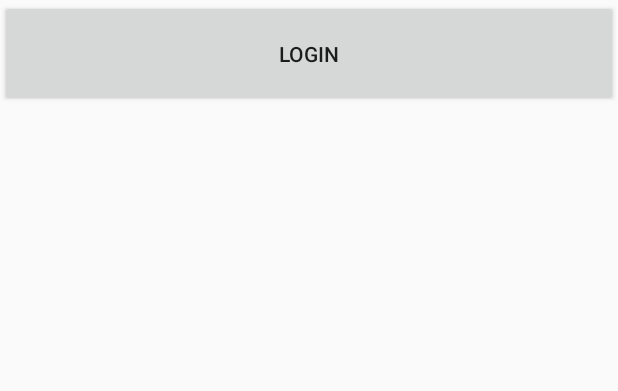
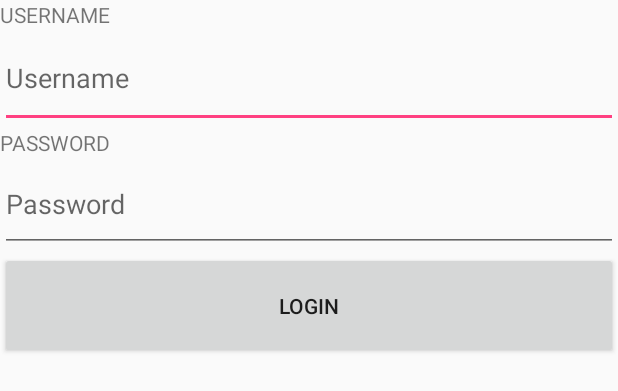
Before and after one commit to raynaglieri/CaravanApp_CEN4020, an Android app: the layout login_screen.xml on its own in the app's theme, with its tools: preview values and no code run, on a phone screen of 412 x 824 dp. Shown: the top 391 px of the screen. Run offline under Robolectric (Android 15) with nearby library versions, the phone set to English and light mode, and no system bars.

```diff
--- a/cen4020/cen-project/app/src/main/res/layout/login_screen.xml
+++ b/cen4020/cen-project/app/src/main/res/layout/login_screen.xml
@@ -2,6 +2,32 @@
 <LinearLayout xmlns:android="http://schemas.android.com/apk/res/android"
     android:orientation="vertical" android:layout_width="match_parent"
     android:layout_height="match_parent">
+
+    <TextView
+        android:layout_width="match_parent"
+        android:layout_height="wrap_content"
+        android:text="USERNAME" />
+
+    <EditText
+        android:id="@+id/user"
+        android:layout_width="match_parent"
+        android:layout_height="66dp"
+        android:ems="10"
+        android:hint="Username"
+        android:inputType="textPersonName" />
+
+    <TextView
+        android:layout_width="match_parent"
+        android:layout_height="wrap_content"
+        android:text="PASSWORD" />
+
+    <EditText
+        android:id="@+id/password"
+        android:layout_width="match_parent"
+        android:layout_height="63dp"
+        android:ems="10"
+        android:hint="Password"
+        android:inputType="textPassword" />
 
     <Button
         android:id="@+id/loginButton"
```
Also changed, not shown: cen4020/cen-project/app/src/main/java/edu/fsu/cen4020/cen_project/MainActivity.java (+39 -4 lines), cen4020/cen-project/app/src/main/res/layout/create_party.xml (+5 -5 lines).
